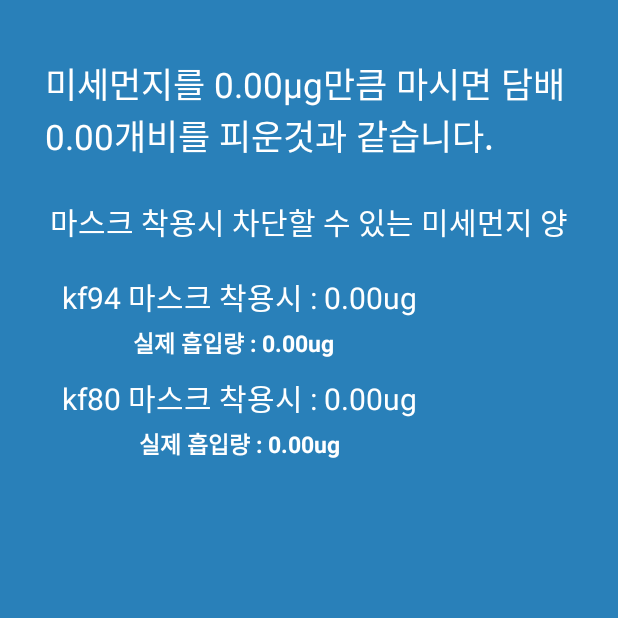
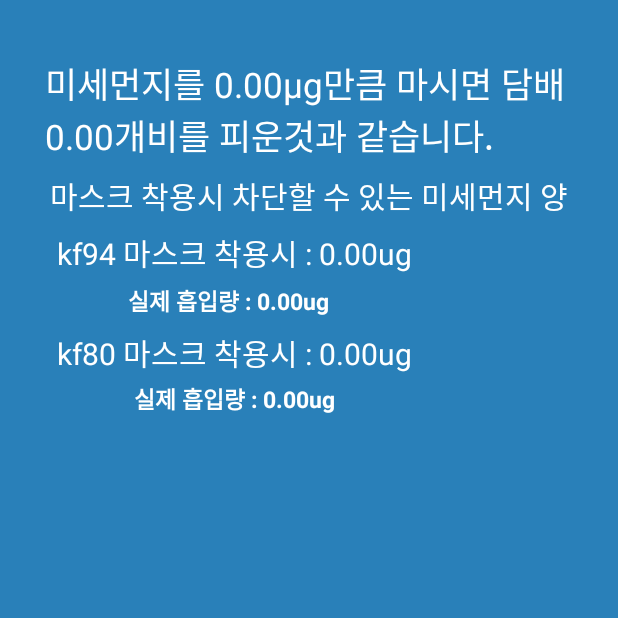
Before and after one commit to irakla/MiseAlimi, an Android app: the fragment Text_Info shown on its own in the app's theme, on a phone screen of 412 x 824 dp, the top half of it. Run offline under Robolectric (Android 15) with nearby library versions, the phone set to English and light mode, and no system bars.

Commit message:
textinfo 레이아웃 수정

```diff
--- a/app/src/main/java/com/example/myapplication/Text_Info.kt
+++ b/app/src/main/java/com/example/myapplication/Text_Info.kt
@@ -21,7 +21,6 @@ class Text_Info : Fragment(), Observer {
 
     ): View? {
         // Inflate the layout for this fragment
-
 
         return inflater.inflate(R.layout.fragment_text_info, container, false)
     }
--- a/app/src/main/res/layout/fragment_text_info.xml
+++ b/app/src/main/res/layout/fragment_text_info.xml
@@ -20,13 +20,13 @@
                 android:textColor="#ffffff"
                 android:text="TextView"
                 android:layout_width="wrap_content"
-                android:layout_height="wrap_content"
+                android:layout_height="31dp"
                 android:id="@+id/textView7"
                 app:layout_constraintEnd_toEndOf="parent"
                 android:layout_marginEnd="8dp" app:layout_constraintStart_toStartOf="parent"
                 android:layout_marginStart="8dp"
-                app:layout_constraintHorizontal_bias="0.034" app:layout_constraintTop_toBottomOf="@+id/textView11"
-                android:layout_marginTop="20dp"/>
+                app:layout_constraintHorizontal_bias="0.0" app:layout_constraintTop_toBottomOf="@+id/textView11"
+                android:layout_marginTop="8dp"/>
         <TextView
                 android:textColor="#ffffff"
                 android:textSize="23dp"
@@ -46,8 +46,8 @@
                 android:id="@+id/textView9"
                 android:layout_marginStart="8dp"
                 app:layout_constraintStart_toStartOf="parent" android:layout_marginEnd="8dp"
-                app:layout_constraintEnd_toEndOf="parent" app:layout_constraintHorizontal_bias="0.031"
-                android:layout_marginTop="10dp" app:layout_constraintTop_toBottomOf="@+id/textView12"/>
+                app:layout_constraintEnd_toEndOf="@+id/textView7" app:layout_constraintHorizontal_bias="0.031"
+                android:layout_marginTop="8dp" app:layout_constraintTop_toBottomOf="@+id/textView12"/>
         <TextView
                 android:textColor="#ffffff"
                 android:textSize="20dp"
@@ -57,7 +57,7 @@
                 android:id="@+id/textView11" app:layout_constraintStart_toStartOf="parent"
                 android:layout_marginStart="8dp" app:layout_constraintEnd_toEndOf="parent"
                 android:layout_marginEnd="8dp" app:layout_constraintTop_toBottomOf="@+id/textView10"
-                android:layout_marginTop="25dp"/>
+                android:layout_marginTop="8dp"/>
         <TextView
                 android:textSize="15dp"
                 android:textColor="#ffffff"
```
